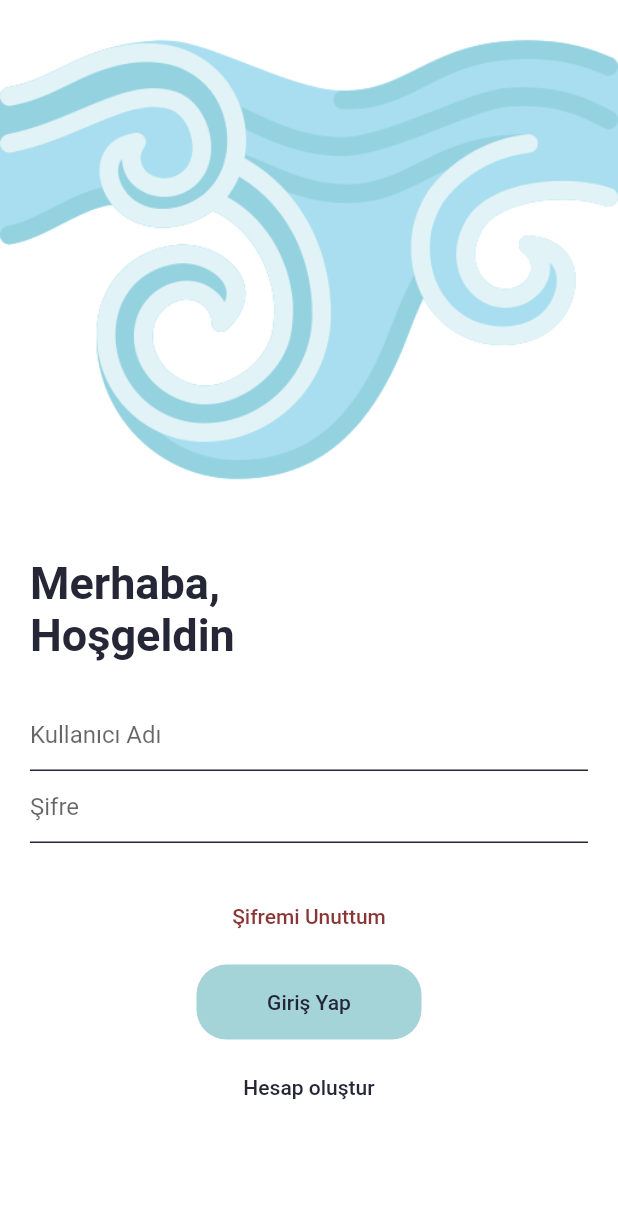
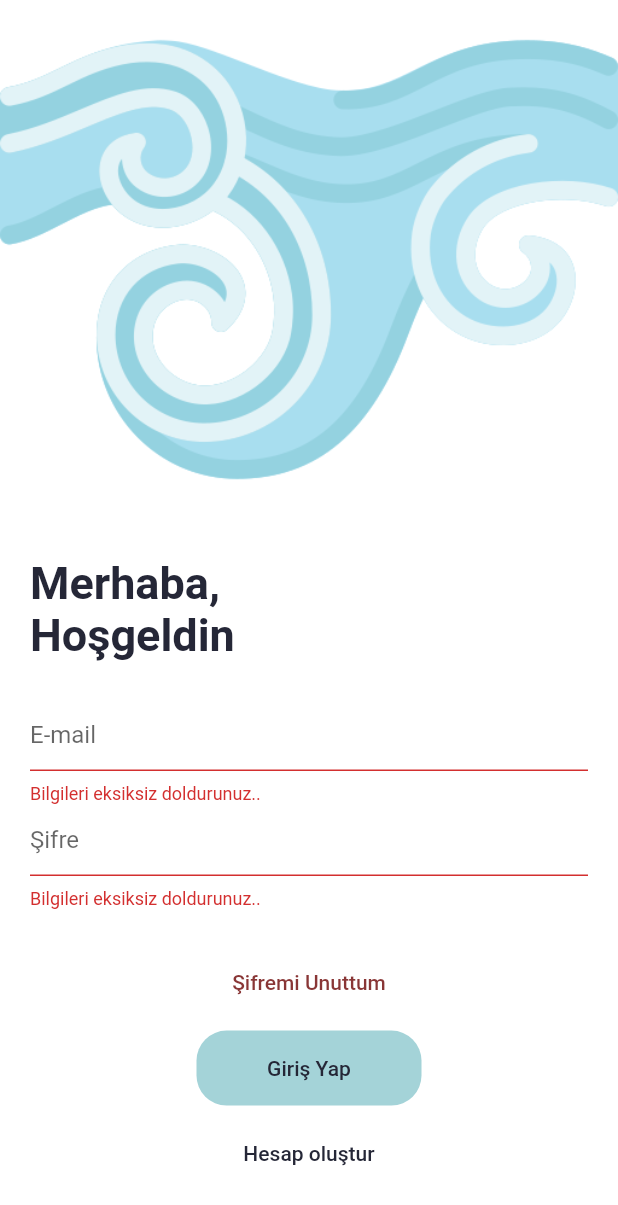
Before and after one commit to iremkryt/social_media_clone_flutter, a Flutter app: the screen it shows after launch, after a tap on "Giriş Yap", on a phone screen of 412 x 824 dp. Shown: the top 1205 px of the screen. Run offline on Flutter 3.47's test engine with Material 2 defaults, Android fonts, the phone set to English and light mode, and no system bars; our stand-ins replace firebase_auth, firebase_core; accounts and stored records are empty.

Commit message:
Update login page

```diff
--- a/social_media_clone/lib/pages/auth/login_page.dart
+++ b/social_media_clone/lib/pages/auth/login_page.dart
@@ -1,3 +1,4 @@
+import 'package:firebase_auth/firebase_auth.dart';
 import 'package:flutter/material.dart';
 import 'package:flutter/src/widgets/container.dart';
 import 'package:flutter/src/widgets/framework.dart';
@@ -10,6 +11,11 @@ class LoginPage extends StatefulWidget {
 }
 
 class _LoginPageState extends State<LoginPage> {
+
+  late String email, password;
+  final formKey = GlobalKey<FormState>();
+  final firebaseAuth = FirebaseAuth.instance;
+
   @override
   Widget build(BuildContext context) {
     var height = MediaQuery.of(context).size.height;
@@ -32,6 +38,8 @@ class _LoginPageState extends State<LoginPage> {
               customSizedBox(),
               Padding(
                 padding: const EdgeInsets.symmetric(horizontal: 20),
+                child: Form(
+                  key: formKey,
                   child: Column(
                     crossAxisAlignment: CrossAxisAlignment.start,
                     children: [
@@ -44,40 +52,16 @@ class _LoginPageState extends State<LoginPage> {
                         ),
                       ),
                       customSizedBox(),
-                    kullaniciTextFile(),
+                      emailTextFile(),
                       passwordTextFile(),
                       customSizedBox(),
-                    Center(
-                      child: TextButton(
-                        onPressed: () {},
-                        child: const Text("Şifremi Unuttum",
-                          style: TextStyle(color: Color.fromARGB(255, 137, 54, 54)),
-                        ),
-                      ),
-                    ),
+                      forgotPasswordButton(),
                       //customSizedBox(),
-                    Center(
-                      child: TextButton(
-                        onPressed: () {},
-                        child: Container(
-                          height: 50,
-                          width: 150,
-                          margin: const EdgeInsets.symmetric(horizontal: 60),
-                          decoration: BoxDecoration(
-                            borderRadius: BorderRadius.circular(20),
-                            color: const Color.fromARGB(255, 164, 211, 216),
-                          ),
-                          child: const Center(
-                            child: Text("Giriş Yap",
-                              style: TextStyle(color: Color.fromARGB(255, 37, 39, 55)),
-                            ),
-                          ),
-                        ),
-                      ),
-                    ),
+                      signInButton(),
                      // customSizedBox(),
                       signUpButton(),
                     ],
+                  ),
                 ),
               )
             ],
@@ -119,16 +103,83 @@ class _LoginPageState extends State<LoginPage> {
     );
   }
 
-    TextFormField kullaniciTextFile(){
+  TextFormField emailTextFile(){
     return TextFormField(
-      decoration: customInputDecoration("Kullanıcı Adı"),
+      validator: (value) {
+        if (value!.isEmpty){
+          return "Bilgileri eksiksiz doldurunuz..";
+        } else {}
+      },
+      onSaved: (value) {
+        email = value!;
+      },
+      decoration: customInputDecoration("E-mail"),
     );
   }
 
   TextFormField passwordTextFile(){
     return TextFormField(
+      validator: (value) {
+        if (value!.isEmpty){
+          return "Bilgileri eksiksiz doldurunuz..";
+        } else {}
+      },
+      onSaved: (value) {
+        password = value!;
+      },
       obscureText: true,
       decoration: customInputDecoration("Şifre"),
     );
   }
+
+  Center signInButton() {
+    return Center(
+      child: TextButton(
+        onPressed: signIn,
+        child: Container(
+          height: 50,
+          width: 150,
+          margin: const EdgeInsets.symmetric(horizontal: 60),
+          decoration: BoxDecoration(
+            borderRadius: BorderRadius.circular(20),
+            color: const Color.fromARGB(255, 164, 211, 216),
+          ),
+          child: const Center(
+            child: Text("Giriş Yap",
+              style: TextStyle(color: Color.fromARGB(255, 37, 39, 55)),
+            ),
+          ),
+        ),
+      ),
+    );
   }
+
+  void signIn() async {
+        if (formKey.currentState!.validate()) {
+          formKey.currentState!.save();
+          try {
+            final userResult = await firebaseAuth.signInWithEmailAndPassword(
+              email: email,
+              password: password
+            );
+            Navigator.pushReplacementNamed(context,"/homePage");
+            print(userResult.user!.email);
+          } catch (e) {
+            print(e.toString());
+          }
+        } else {
+
+        }
+      }
+
+  Center forgotPasswordButton(){
+    return Center(
+      child: TextButton(
+        onPressed: () {},
+        child: const Text("Şifremi Unuttum",
+          style: TextStyle(color: Color.fromARGB(255, 137, 54, 54)),
+        ),
+      ),
+    );
+  }
+}
```
Lines whose indentation alone changed are shown as unchanged.
